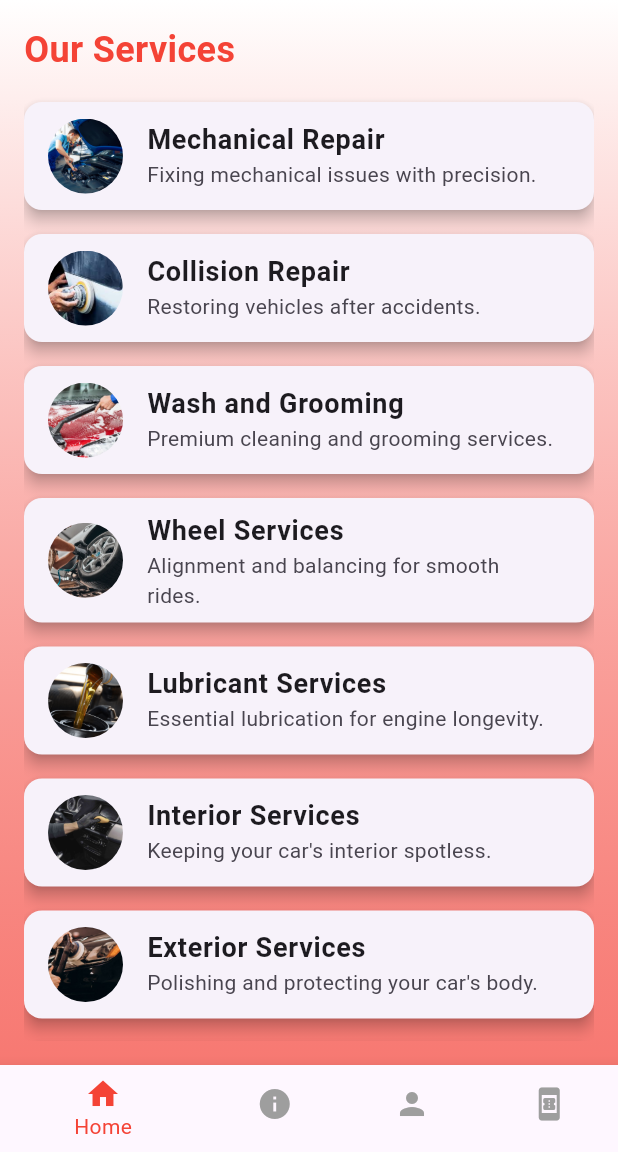
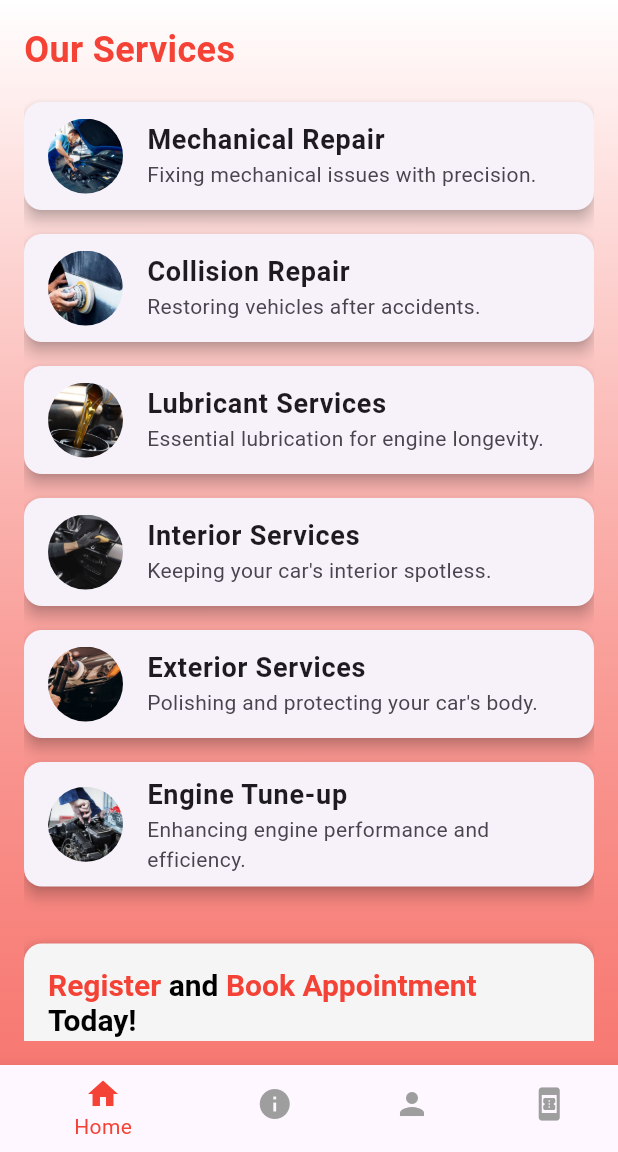
Before and after one commit to Thushanthadasun/Mobile_App, a Flutter app: the HomePage screen opened by its route, on a phone screen of 412 x 824 dp, the part 84-1236 px from its top. Run offline on Flutter 3.47's test engine with Material 3 defaults, Android fonts, the phone set to English and light mode, and no system bars; our stand-ins replace shared_preferences, visibility_detector; missing offline and left inert: company_app; accounts and stored records are empty.

Commit message:
change in services

```diff
--- a/Vehicle_maintance_System/lib/home_page.dart
+++ b/Vehicle_maintance_System/lib/home_page.dart
@@ -1,64 +1,15 @@
 import 'logo_slider.dart';
+import 'package:company_app/book_now.dart';
 import 'package:flutter/material.dart';
 
 class HomePageContent extends StatelessWidget {
   final List<Map<String, String>> services = [
-    {
-      'title': 'Mechanical Repair',
-      'short_description': 'Fixing mechanical issues with precision.',
-      'long_description':
-          'Our expert technicians handle all kinds of mechanical repairs, including engine diagnostics, transmission issues, and brake system overhauls. We use high-quality parts and advanced tools to ensure your vehicle runs smoothly.',
-      'image': 'assets/mech-service.jpg'
-    },
-    {
-      'title': 'Collision Repair',
-      'short_description': 'Restoring vehicles after accidents.',
-      'long_description':
-          'We specialize in repairing accident damage, from minor dents to major structural repairs. Our state-of-the-art facility ensures your car is restored to its pre-accident condition with precision and care.',
-      'image': 'assets/collision-service.jpeg'
-    },
-    {
-      'title': 'Wash and Grooming',
-      'short_description': 'Premium cleaning and grooming services.',
-      'long_description':
-          "We provide thorough interior and exterior cleaning, including waxing, polishing, and vacuuming. Our services help maintain your vehicle's aesthetics and value.",
-      'image': 'assets/wash-service.jpg'
-    },
-    {
-      'title': 'Wheel Services',
-      'short_description': 'Alignment and balancing for smooth rides.',
-      'long_description':
-          'Our wheel services include tire rotation, balancing, alignment, and replacement. Proper wheel maintenance improves fuel efficiency and ensures a smooth ride.',
-      'image': 'assets/wheel-service.webp'
-    },
-    {
-      'title': 'Lubricant Services',
-      'short_description': 'Essential lubrication for engine longevity.',
-      'long_description':
-          'Regular oil changes and lubrication services are crucial for engine health. We use high-quality oils and lubricants to ensure smooth performance and reduce wear and tear.',
-      'image': 'assets/lubricant-service.png'
-    },
-    {
-      'title': 'Interior Services',
-      'short_description': "Keeping your car's interior spotless.",
-      'long_description':
-          'Our interior detailing services include deep cleaning, odor removal, and upholstery restoration, ensuring a fresh and comfortable driving experience.',
-      'image': 'assets/interior-service.jpg'
-    },
-    {
-      'title': 'Exterior Services',
-      'short_description': "Polishing and protecting your car's body.",
-      'long_description':
-          "We offer paint protection, waxing, and scratch removal to maintain your car's shine and protect it from environmental damage.",
-      'image': 'assets/exterior-service.jpg'
-    },
-    {
-      'title': 'Engine Tune-up',
-      'short_description': 'Enhancing engine performance and efficiency.',
-      'long_description':
-          'Our tune-up services include spark plug replacement, fuel system cleaning, and engine diagnostics to optimize performance and fuel efficiency.',
-      'image': 'assets/tuneup-service.jpeg'
-    },
+    {"title": "Mechanical Repair", "short_description": "Fixing mechanical issues with precision.", "long_description": "Our expert technicians handle all kinds of mechanical repairs, including engine diagnostics, transmission issues, and brake system overhauls. We use high-quality parts and advanced tools to ensure your vehicle runs smoothly.", "image": "assets/mech-service.jpg"},
+    {"title": "Collision Repair", "short_description": "Restoring vehicles after accidents.", "long_description": "We specialize in repairing accident damage, from minor dents to major structural repairs. Our state-of-the-art facility ensures your car is restored to its pre-accident condition with precision and care.", "image": "assets/collision-service.jpeg"},
+    {"title": "Lubricant Services", "short_description": "Essential lubrication for engine longevity.", "long_description": "Regular oil changes and lubrication services are crucial for engine health. We use high-quality oils and lubricants to ensure smooth performance and reduce wear and tear.", "image": "assets/lubricant-service.png"},
+    {"title": "Interior Services", "short_description": "Keeping your car's interior spotless.", "long_description": "Our interior detailing services include deep cleaning, odor removal, and upholstery restoration, ensuring a fresh and comfortable driving experience.", "image": "assets/interior-service.jpg"},
+    {"title": "Exterior Services", "short_description": "Polishing and protecting your car's body.", "long_description": "We offer paint protection, waxing, and scratch removal to maintain your car's shine and protect it from environmental damage.", "image": "assets/exterior-service.jpg"},
+    {"title": "Engine Tune-up", "short_description": "Enhancing engine performance and efficiency.", "long_description": "Our tune-up services include spark plug replacement, fuel system cleaning, and engine diagnostics to optimize performance and fuel efficiency.", "image": "assets/tuneup-service.jpeg"},
   ];
 
   HomePageContent({super.key});
```
